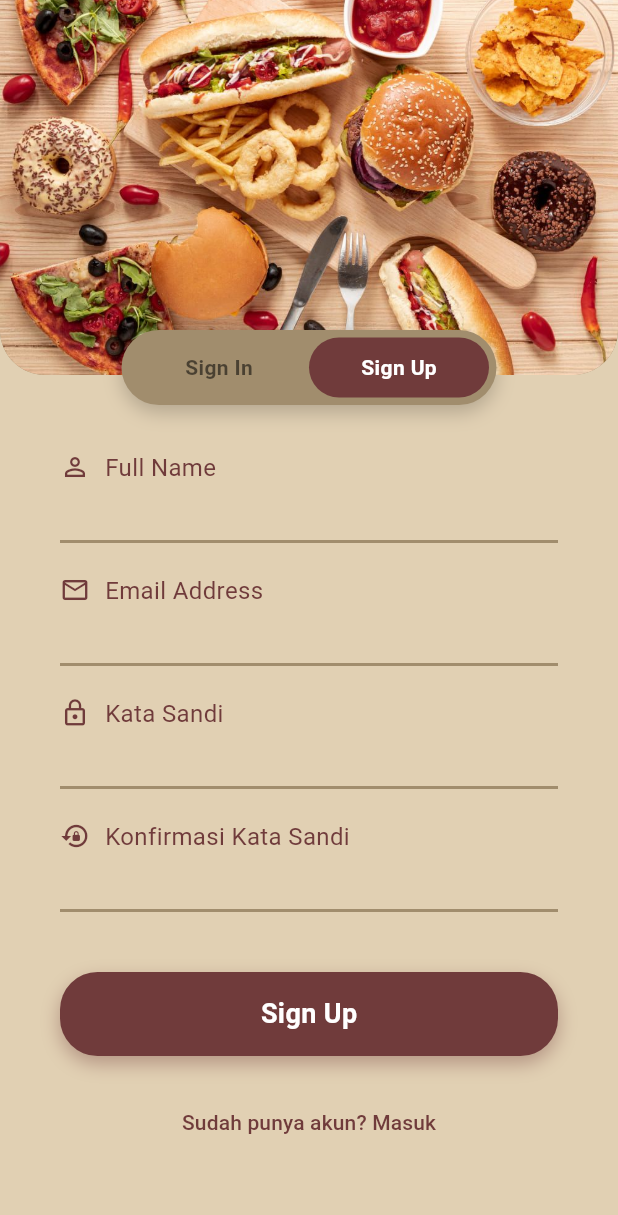
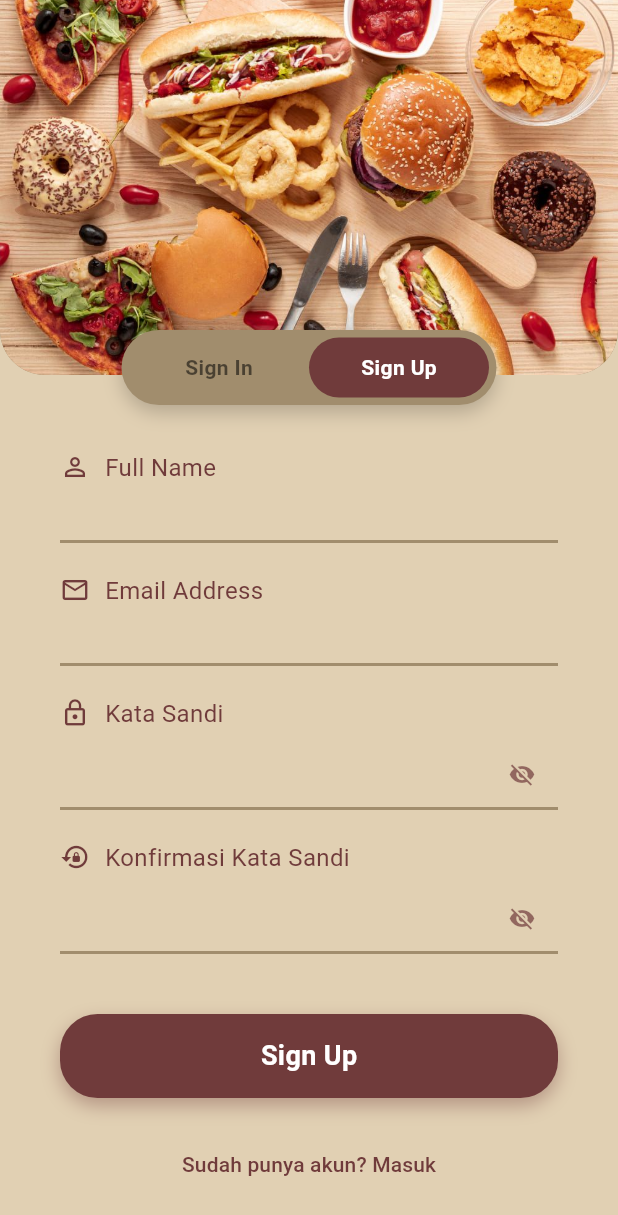
Before and after one commit to alkhila/PA_PRAKTIKUM, a Flutter app: the screen it shows after launch, after a tap on "Sign Up", on a phone screen of 412 x 824 dp. Shown: the top 1215 px of the screen. Run offline on Flutter 3.47's test engine with Material 3 defaults, Android fonts, the phone set to English and light mode, and no system bars; our stand-ins replace flutter_local_notifications, flutter_map, geolocator, hive, hive_flutter, latlong2 and 1 more; accounts and stored records are empty.

Commit message:
benerin register dan login (nambahin visible dan invisible) dan min 6 karakter

```diff
--- a/lib/pages/login_page.dart
+++ b/lib/pages/login_page.dart
@@ -1,3 +1,5 @@
+// lib/pages/login_page.dart
+
 import 'package:flutter/material.dart';
 import 'package:shared_preferences/shared_preferences.dart';
 import 'package:hive_flutter/hive_flutter.dart';
@@ -20,6 +22,9 @@ class LoginPage extends StatefulWidget {
 class _LoginPageState extends State<LoginPage> {
   final TextEditingController _emailController = TextEditingController();
   final TextEditingController _passwordController = TextEditingController();
+
+  // NEW: State untuk visibilitas password
+  bool _isPasswordVisible = false;
 
   String _hashPassword(String password) {
     final bytes = utf8.encode(password);
@@ -87,11 +92,13 @@ class _LoginPageState extends State<LoginPage> {
     );
   }
 
+  // MODIFIED: Tambahkan parameter suffixIcon untuk tombol toggle
   Widget _buildTextField({
     required TextEditingController controller,
     required String label,
     required IconData icon,
     bool obscureText = false,
+    Widget? suffixIcon, // NEW
   }) {
     return Column(
       crossAxisAlignment: CrossAxisAlignment.start,
@@ -117,6 +124,8 @@ class _LoginPageState extends State<LoginPage> {
             focusedBorder: UnderlineInputBorder(
               borderSide: BorderSide(color: primaryColor, width: 2),
             ),
+            // NEW: Gunakan suffixIcon untuk tombol toggle
+            suffixIcon: suffixIcon,
           ),
         ),
       ],
@@ -240,11 +249,25 @@ class _LoginPageState extends State<LoginPage> {
                     icon: Icons.email_outlined,
                   ),
                   const SizedBox(height: 20),
+                  // MODIFIED: Password field dengan toggle visibility
                   _buildTextField(
                     controller: _passwordController,
                     label: 'Kata Sandi',
                     icon: Icons.lock_outline,
-                    obscureText: true,
+                    obscureText: !_isPasswordVisible,
+                    suffixIcon: IconButton(
+                      icon: Icon(
+                        _isPasswordVisible
+                            ? Icons.visibility
+                            : Icons.visibility_off,
+                        color: primaryColor.withOpacity(0.7),
+                      ),
+                      onPressed: () {
+                        setState(() {
+                          _isPasswordVisible = !_isPasswordVisible;
+                        });
+                      },
+                    ),
                   ),
                   const SizedBox(height: 170),
                   _buildActionButton(
--- a/lib/pages/register_page.dart
+++ b/lib/pages/register_page.dart
@@ -1,3 +1,5 @@
+// lib/pages/register_page.dart
+
 import 'package:flutter/material.dart';
 import 'package:hive_flutter/hive_flutter.dart';
 import 'package:crypto/crypto.dart';
@@ -23,6 +25,10 @@ class _RegisterPageState extends State<RegisterPage> {
   final TextEditingController _confirmPasswordController =
       TextEditingController();
 
+  // NEW: States for password visibility
+  bool _isPasswordVisible = false;
+  bool _isConfirmPasswordVisible = false;
+
   bool _isLoading = false;
 
   String _hashPassword(String password) {
@@ -44,6 +50,14 @@ class _RegisterPageState extends State<RegisterPage> {
       ScaffoldMessenger.of(
         context,
       ).showSnackBar(const SnackBar(content: Text('Semua kolom harus diisi!')));
+      return;
+    }
+
+    // NEW LOGIC: Password minimal 6 karakter
+    if (password.length < 6) {
+      ScaffoldMessenger.of(context).showSnackBar(
+        const SnackBar(content: Text('Kata sandi harus minimal 6 karakter!')),
+      );
       return;
     }
 
@@ -117,11 +131,13 @@ class _RegisterPageState extends State<RegisterPage> {
     );
   }
 
+  // MODIFIED: Tambahkan parameter suffixIcon untuk tombol toggle
   Widget _buildTextField({
     required TextEditingController controller,
     required String label,
     required IconData icon,
     bool obscureText = false,
+    Widget? suffixIcon, // NEW
   }) {
     return Column(
       crossAxisAlignment: CrossAxisAlignment.start,
@@ -147,6 +163,8 @@ class _RegisterPageState extends State<RegisterPage> {
             focusedBorder: UnderlineInputBorder(
               borderSide: BorderSide(color: primaryColor, width: 2),
             ),
+            // NEW: Gunakan suffixIcon untuk tombol toggle
+            suffixIcon: suffixIcon,
           ),
         ),
       ],
@@ -283,18 +301,47 @@ class _RegisterPageState extends State<RegisterPage> {
                     icon: Icons.email_outlined,
                   ),
                   const SizedBox(height: 20),
+                  // MODIFIED: Password field dengan toggle visibility
                   _buildTextField(
                     controller: _passwordController,
                     label: 'Kata Sandi',
                     icon: Icons.lock_outline,
-                    obscureText: true,
+                    obscureText: !_isPasswordVisible,
+                    suffixIcon: IconButton(
+                      icon: Icon(
+                        _isPasswordVisible
+                            ? Icons.visibility
+                            : Icons.visibility_off,
+                        color: primaryColor.withOpacity(0.7),
+                      ),
+                      onPressed: () {
+                        setState(() {
+                          _isPasswordVisible = !_isPasswordVisible;
+                        });
+                      },
+                    ),
                   ),
                   const SizedBox(height: 20),
+                  // MODIFIED: Confirm Password field dengan toggle visibility
                   _buildTextField(
                     controller: _confirmPasswordController,
                     label: 'Konfirmasi Kata Sandi',
                     icon: Icons.lock_reset,
-                    obscureText: true,
+                    obscureText: !_isConfirmPasswordVisible,
+                    suffixIcon: IconButton(
+                      icon: Icon(
+                        _isConfirmPasswordVisible
+                            ? Icons.visibility
+                            : Icons.visibility_off,
+                        color: primaryColor.withOpacity(0.7),
+                      ),
+                      onPressed: () {
+                        setState(() {
+                          _isConfirmPasswordVisible =
+                              !_isConfirmPasswordVisible;
+                        });
+                      },
+                    ),
                   ),
                   const SizedBox(height: 40),
                   _buildActionButton(
```
